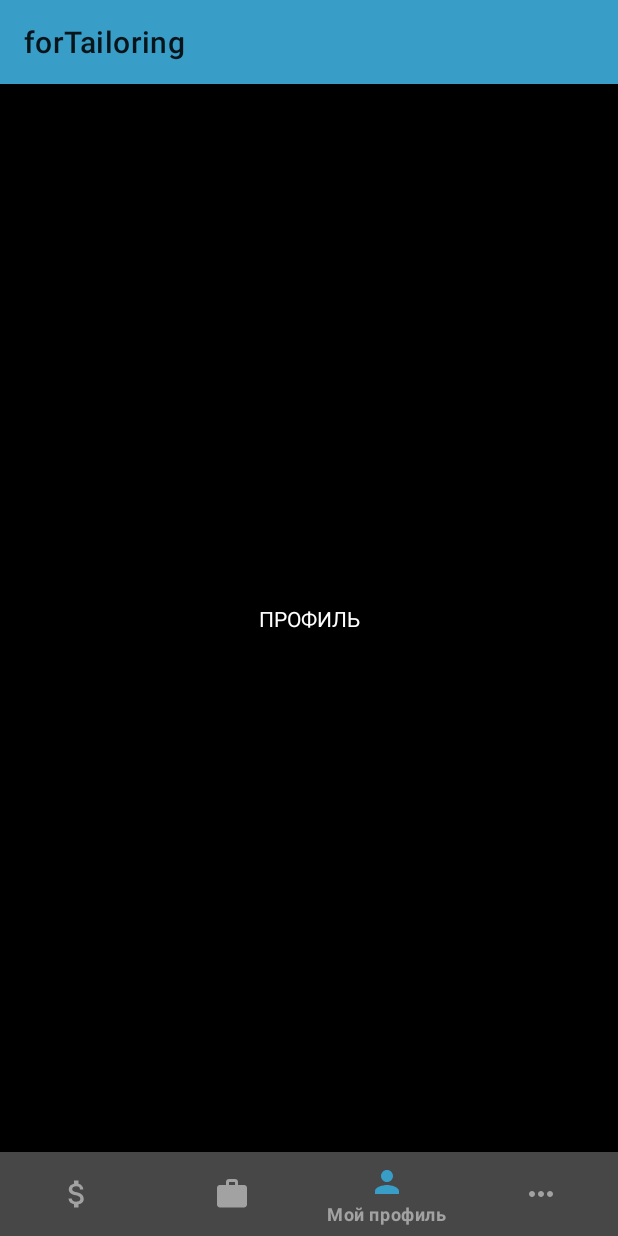
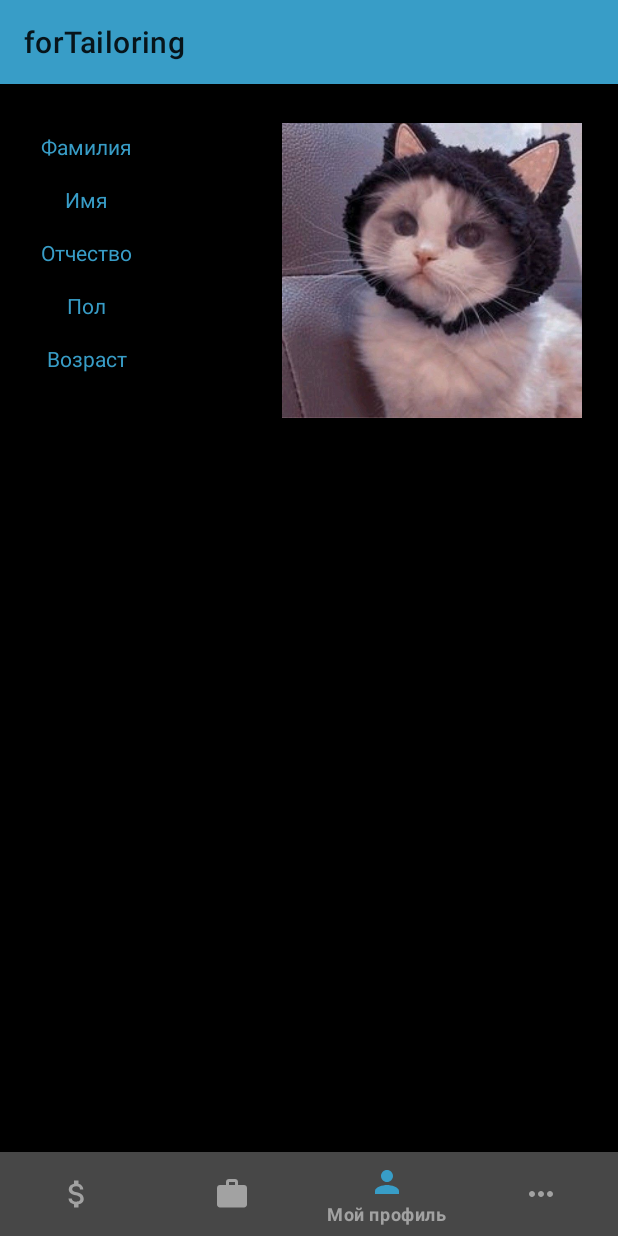
Before and after one commit to kuchumof/forTailoring, an Android app: the screen it shows after launch (MainActivity), on a phone screen of 412 x 824 dp. Run offline under Robolectric (Android 15) with nearby library versions, the light colour scheme and no system bars.

Commit message:
обновлен раздел профиль: добавленые дефолтные поля обновлен раздел окно заказа - сделано выравнивание

```diff
--- a/app/src/main/res/layout/activity_new_item.xml
+++ b/app/src/main/res/layout/activity_new_item.xml
@@ -49,23 +49,23 @@
                     style="@style/TextViewVariantsStyle"
                     android:layout_width="wrap_content"
                     android:layout_height="wrap_content"
-                    android:layout_marginTop="8dp"
+                    android:layout_marginTop="24dp"
+                    android:layout_marginEnd="50dp"
                     android:ems="10"
                     android:hint="@string/height"
-                    app:layout_constraintEnd_toEndOf="@+id/tvTitle2"
-                    app:layout_constraintStart_toStartOf="@+id/tvTitle2"
+                    app:layout_constraintEnd_toEndOf="parent"
                     app:layout_constraintTop_toBottomOf="@+id/tvTitle2" />
 
                 <TextView
                     android:id="@+id/tvHeight"
                     android:layout_width="wrap_content"
                     android:layout_height="wrap_content"
-                    android:layout_marginTop="62dp"
+                    android:layout_marginTop="38dp"
+                    android:layout_marginEnd="50dp"
                     android:text="@string/height"
                     android:textColor="@color/itemButtonNavigationViewTrue"
                     app:layout_constraintEnd_toStartOf="@+id/edHeight"
-                    app:layout_constraintStart_toStartOf="parent"
-                    app:layout_constraintTop_toTopOf="parent" />
+                    app:layout_constraintTop_toBottomOf="@+id/tvTitle2" />
 
                 <EditText
                     android:id="@+id/edNeckCircumference"
@@ -506,8 +506,6 @@
                     app:layout_constraintTop_toBottomOf="@+id/tvLengthFromWaistToKneeSide" />
 
 
-
-
             </androidx.constraintlayout.widget.ConstraintLayout>
         </ScrollView>
     </androidx.cardview.widget.CardView>
--- a/app/src/main/res/layout/fragment_profile.xml
+++ b/app/src/main/res/layout/fragment_profile.xml
@@ -11,15 +11,71 @@
         android:layout_height="match_parent"
         android:background="@color/black">
 
+        <ImageView
+            android:id="@+id/ivAvatar"
+            android:layout_width="200dp"
+            android:layout_height="200dp"
+            android:layout_marginTop="24dp"
+            android:layout_marginEnd="24dp"
+            android:src="@drawable/defolt_avatar"
+            app:layout_constraintEnd_toEndOf="parent"
+            app:layout_constraintTop_toTopOf="parent" />
+
         <TextView
-            android:id="@+id/textView3"
+            android:id="@+id/tvSurname"
             android:layout_width="wrap_content"
             android:layout_height="wrap_content"
-            android:text="ПРОФИЛЬ"
-            style="@style/TextViewVariantsStyle"
-            app:layout_constraintBottom_toBottomOf="parent"
-            app:layout_constraintEnd_toEndOf="parent"
-            app:layout_constraintStart_toStartOf="parent"
+            android:layout_marginTop="32dp"
+            android:layout_marginEnd="100dp"
+            android:text="@string/surname"
+            android:textColor="@color/itemButtonNavigationViewTrue"
+            app:layout_constraintEnd_toStartOf="@+id/ivAvatar"
             app:layout_constraintTop_toTopOf="parent" />
+
+        <TextView
+            android:id="@+id/tvName"
+            android:layout_width="wrap_content"
+            android:layout_height="wrap_content"
+            android:layout_marginTop="16dp"
+            android:text="@string/name"
+            android:textColor="@color/itemButtonNavigationViewTrue"
+            app:layout_constraintEnd_toEndOf="@+id/tvSurname"
+            app:layout_constraintStart_toStartOf="@+id/tvSurname"
+            app:layout_constraintTop_toBottomOf="@+id/tvSurname" />
+
+        <TextView
+            android:id="@+id/tvPatronymic"
+            android:layout_width="wrap_content"
+            android:layout_height="wrap_content"
+            android:layout_marginTop="16dp"
+            android:text="@string/patronymic"
+            android:textColor="@color/itemButtonNavigationViewTrue"
+            app:layout_constraintEnd_toEndOf="@+id/tvName"
+            app:layout_constraintStart_toStartOf="@+id/tvName"
+            app:layout_constraintTop_toBottomOf="@+id/tvName" />
+
+        <TextView
+            android:id="@+id/tvMale"
+            android:layout_width="wrap_content"
+            android:layout_height="wrap_content"
+            android:layout_marginTop="16dp"
+            android:text="@string/male"
+            android:textColor="@color/itemButtonNavigationViewTrue"
+            app:layout_constraintEnd_toEndOf="@+id/tvPatronymic"
+            app:layout_constraintStart_toStartOf="@+id/tvPatronymic"
+            app:layout_constraintTop_toBottomOf="@+id/tvPatronymic" />
+
+        <TextView
+            android:id="@+id/tvAge"
+            android:layout_width="wrap_content"
+            android:layout_height="wrap_content"
+            android:layout_marginTop="16dp"
+            android:text="@string/age"
+            android:textColor="@color/itemButtonNavigationViewTrue"
+            app:layout_constraintEnd_toEndOf="@+id/tvMale"
+            app:layout_constraintStart_toStartOf="@+id/tvMale"
+            app:layout_constraintTop_toBottomOf="@+id/tvMale" />
+
+
     </androidx.constraintlayout.widget.ConstraintLayout>
 </FrameLayout>
--- a/app/src/main/res/values/strings.xml
+++ b/app/src/main/res/values/strings.xml
@@ -17,8 +17,8 @@
     <string name="patronymic">Отчество</string>
     <string name="male">Пол</string>
     <string name="age">Возраст</string>
+
     <string name="height">Рост</string>
-
     <string name="neck_circumference">Обхват шеи</string>
     <string name="chest_girth1">Обхват груди1</string>
     <string name="chest_girth2">Обхват груди2</string>
```
Also changed, not shown: app/src/main/ic_avatar-playstore.png (added), app/src/main/res/drawable/defolt_avatar.jpg (added), app/src/main/res/mipmap-hdpi/ic_avatar_def.webp (added), app/src/main/res/mipmap-hdpi/ic_avatar_foreground.webp (added), app/src/main/res/mipmap-mdpi/ic_avatar_def.webp (added), app/src/main/res/mipmap-mdpi/ic_avatar_foreground.webp (added), app/src/main/res/mipmap-xhdpi/ic_avatar_def.webp (added), app/src/main/res/mipmap-xhdpi/ic_avatar_foreground.webp (added), app/src/main/res/mipmap-xxhdpi/ic_avatar_def.webp (added), app/src/main/res/mipmap-xxhdpi/ic_avatar_foreground.webp (added), app/src/main/res/mipmap-xxxhdpi/ic_avatar_def.webp (added), app/src/main/res/mipmap-xxxhdpi/ic_avatar_foreground.webp (added).
